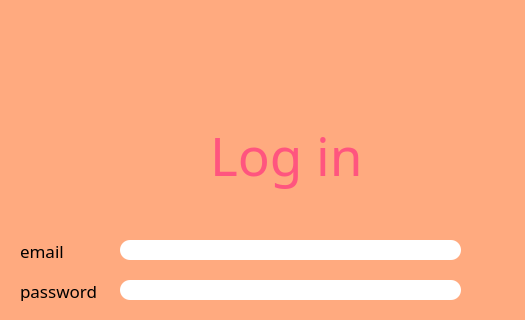
Before: the Qt Designer form gui/login.ui in C1ph0nk/first_project, drawn with Qt 5; both pictures show x 0 to 525 and y 0 to 320 of the 800 by 600 pixel window.
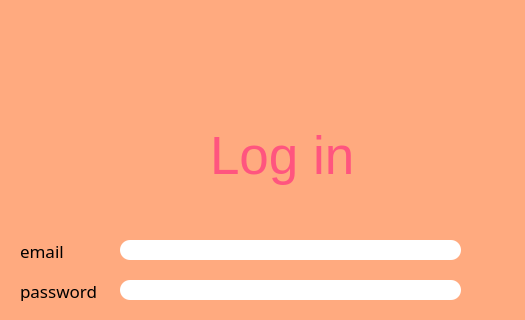
After: the same form once the commit is applied. Icons and pictures are not drawn.

What changed in the file:
```diff
--- a/gui/login.ui
+++ b/gui/login.ui
@@ -81,7 +81,7 @@
     </property>
     <property name="font">
      <font>
-      <family>Rage Italic</family>
+      <family>Arial</family>
       <pointsize>40</pointsize>
      </font>
     </property>
```
